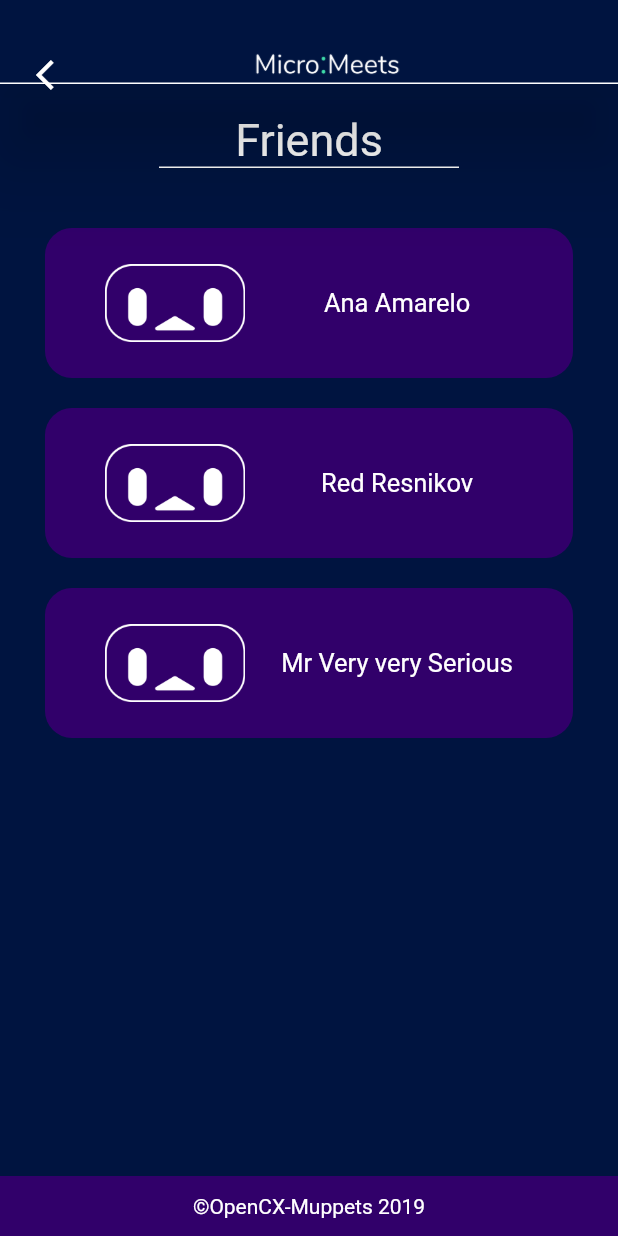
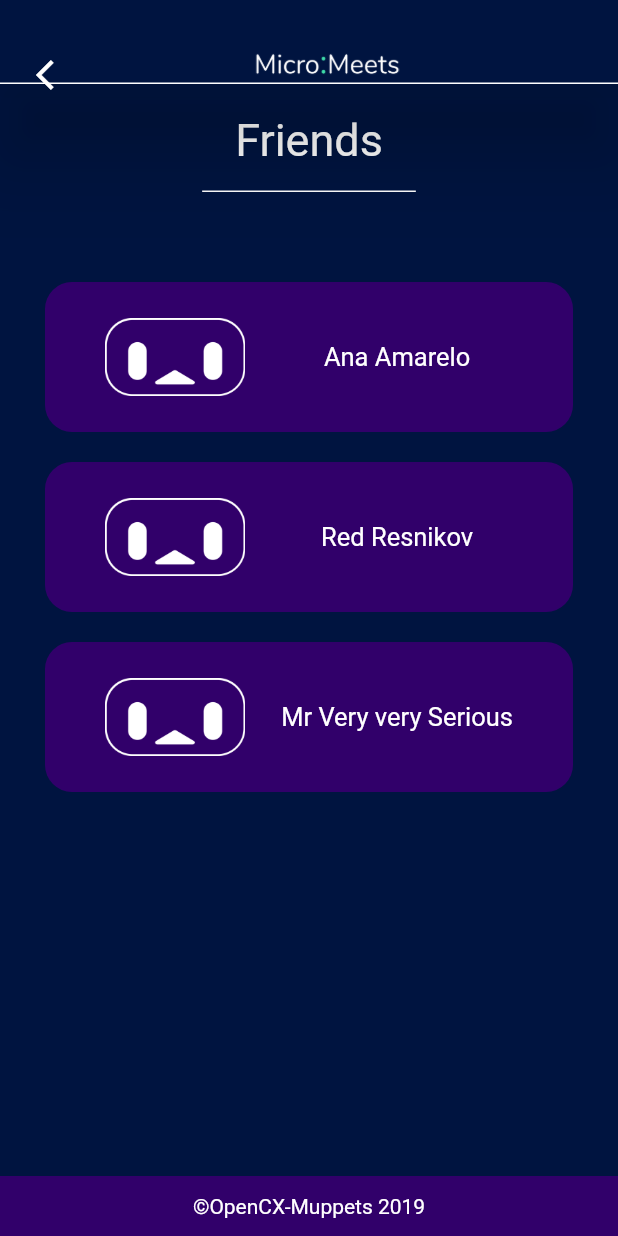
Before and after one commit to softeng-feup/open-cx-muppets, a Flutter app: the FriendsPage screen opened directly, on a phone screen of 412 x 824 dp. Run offline on Flutter 3.47's test engine with Material 2 defaults, Android fonts, the phone set to English and light mode, and no system bars; our stand-ins replace shared_preferences, sqflite; accounts and stored records are empty.

Commit message:
modified animations and refactores some widgets and partially finished get started pages

```diff
--- a/app/lib/Animations/FadeIn.dart
+++ b/app/lib/Animations/FadeIn.dart
@@ -21,6 +21,11 @@ class _FadeInState extends State<FadeIn> with SingleTickerProviderStateMixin {
       vsync: this,
       duration: Duration(seconds: widget.duration),
     );
+    _controller.addStatusListener((status) {
+      if(status == AnimationStatus.completed) {
+        _controller.reverse();
+      }
+    });
     _animation = Tween(
       begin: 0.0,
       end: 1.0,
--- a/app/lib/MicroMeets.dart
+++ b/app/lib/MicroMeets.dart
@@ -25,8 +25,8 @@ class _MicroMeetsState extends State<MicroMeets> {
     super.initState();
 
     final Future<bool> preferencesFuture = Future.delayed(
-      Duration(seconds: 3),
-      () => _loadPreferences(),
+      Duration(microseconds: 5500000),
+          () => _loadPreferences(),
     );
 
     preferencesFuture.then((showTut) {
--- a/app/lib/Pages/ConnectPage.dart
+++ b/app/lib/Pages/ConnectPage.dart
@@ -4,7 +4,7 @@ import 'package:app/Database/Database.dart';
 import 'package:app/Database/User.dart';
 import 'package:app/Theme.dart';
 import 'package:app/Widgets/Footer.dart';
-import 'package:app/Widgets/Logo.dart';
+import 'package:app/Widgets/Logos.dart';
 import 'package:flutter/material.dart';
 
 class ConnectPage extends StatefulWidget {
@@ -38,7 +38,7 @@ class _ConnectPageState extends State<ConnectPage> {
 
   Widget _buildRow(User user) {
     return ExpansionTile(
-      leading: CircleAvatar(child: Image.asset('assets/images/IconWhite.png'),
+      leading: CircleAvatar(child: WhiteIconLogo(),
       radius: 25.0,),
       title: Text(user.name),
       children: <Widget>[
--- a/app/lib/Pages/FriendsPage.dart
+++ b/app/lib/Pages/FriendsPage.dart
@@ -3,6 +3,7 @@ import 'package:app/Pages/FriendProfilePage.dart';
 import 'package:app/Pages/Homepage.dart';
 import 'package:app/Theme.dart';
 import 'package:app/Widgets/Footer.dart';
+import 'package:app/Widgets/Logos.dart';
 import 'package:app/Widgets/PageHeader.dart';
 import 'package:app/Widgets/PageTitle.dart';
 import 'package:flutter/material.dart';
@@ -96,10 +97,7 @@ class _FriendsPageState extends State<FriendsPage> {
       decoration: new BoxDecoration(
         borderRadius: new BorderRadius.circular(18.0),
       ),
-      child: Center(
-        child: Image.asset('assets/images/IconWhite.png',
-        ),
-      ),
+      child: WhiteIconLogo()
     );
   }
 }
--- a/app/lib/Pages/LoginPage.dart
+++ b/app/lib/Pages/LoginPage.dart
@@ -1,6 +1,6 @@
 import 'package:app/Widgets/FieldBox.dart';
 import 'package:app/Widgets/Footer.dart';
-import 'package:app/Widgets/Logo.dart';
+import 'package:app/Widgets/Logos.dart';
 import 'package:flutter/cupertino.dart';
 import 'package:flutter/material.dart';
 import '../Animations/FadeRoute.dart';
@@ -70,9 +70,7 @@ class LoginPage extends StatelessWidget {
   Widget getIcon() {
     return Container(
       width: 250,
-      child: Image.asset(
-        'assets/images/IconOriginal.png',
-      ),
+      child: IconLogo()
     );
   }
 }
--- a/app/lib/Widgets/FriendTitle.dart
+++ b/app/lib/Widgets/FriendTitle.dart
@@ -10,7 +10,7 @@ class FriendTitle extends StatelessWidget {
   Widget build(BuildContext context) {
     return Container(
       width: 200,
-      padding: EdgeInsets.only(top: 20),
+      padding: EdgeInsets.only(top: 30),
       child: Text(
         name,
         style: TextStyle(fontSize: 30, color: color),
--- a/app/lib/Widgets/Logo.dart
+++ /dev/null
@@ -1,42 +0,0 @@
-import 'package:flutter/material.dart';
-
-class Logo extends StatelessWidget {
-  static final Image _image = Image.asset('assets/images/NameLogoWhite.png');
-  final double width;
-  final EdgeInsetsGeometry padding;
-
-  Logo({
-    @required this.width,
-    this.padding = const EdgeInsets.all(0.0)
-  });
-
-  @override
-  Widget build(BuildContext context) {
-    return Container(
-      padding: padding,
-      width: width,
-      child: _image,
-    );
-  }
-}
-
-
-class BlackLogo extends StatelessWidget {
-  static final Image _image = Image.asset('assets/images/NameLogo.png');
-  final double width;
-  final EdgeInsetsGeometry padding;
-
-  BlackLogo({
-    @required this.width,
-    this.padding = const EdgeInsets.all(0.0)
-  });
-
-  @override
-  Widget build(BuildContext context) {
-    return Container(
-      padding: padding,
-      width: width,
-      child: _image,
-    );
-  }
-}
--- /dev/null
+++ b/app/lib/Widgets/Logos.dart
@@ -0,0 +1,82 @@
+import 'package:flutter/material.dart';
+
+class Logo extends StatelessWidget {
+  static final Image _image = Image.asset('assets/images/NameLogoWhite.png');
+  final double width;
+  final EdgeInsetsGeometry padding;
+
+  Logo({
+    this.width,
+    this.padding = const EdgeInsets.all(0.0)
+  });
+
+  @override
+  Widget build(BuildContext context) {
+    return Container(
+      padding: padding,
+      width: width,
+      child: _image,
+    );
+  }
+}
+
+
+class BlackLogo extends StatelessWidget {
+  static final Image _image = Image.asset('assets/images/NameLogo.png');
+  final double width;
+  final EdgeInsetsGeometry padding;
+
+  BlackLogo({
+    this.width,
+    this.padding = const EdgeInsets.all(0.0)
+  });
+
+  @override
+  Widget build(BuildContext context) {
+    return Container(
+      padding: padding,
+      width: width,
+      child: _image,
+    );
+  }
+}
+
+class IconLogo extends StatelessWidget {
+  static final Image _image = Image.asset('assets/images/IconOriginal.png');
+  final double width;
+  final EdgeInsetsGeometry padding;
+
+  IconLogo({
+    this.width,
+    this.padding = const EdgeInsets.all(0.0)
+  });
+
+  @override
+  Widget build(BuildContext context) {
+    return Container(
+      padding: padding,
+      width: width,
+      child: _image,
+    );
+  }
+}
+
+class WhiteIconLogo extends StatelessWidget {
+  static final Image _image = Image.asset('assets/images/IconWhite.png');
+  final double width;
+  final EdgeInsetsGeometry padding;
+
+  WhiteIconLogo({
+    this.width,
+    this.padding = const EdgeInsets.all(0.0)
+  });
+
+  @override
+  Widget build(BuildContext context) {
+    return Container(
+      padding: padding,
+      width: width,
+      child: _image,
+    );
+  }
+}
--- a/app/lib/Widgets/PageHeader.dart
+++ b/app/lib/Widgets/PageHeader.dart
@@ -1,5 +1,5 @@
 import 'package:app/Theme.dart';
-import 'package:app/Widgets/Logo.dart';
+import 'package:app/Widgets/Logos.dart';
 import 'package:flutter/material.dart';
 
 class PageHeader extends StatelessWidget implements PreferredSizeWidget {
--- a/app/lib/Widgets/PageTitle.dart
+++ b/app/lib/Widgets/PageTitle.dart
@@ -2,18 +2,24 @@ import 'package:flutter/material.dart';
 
 class PageTitle extends StatelessWidget {
   final String title;
+  final Color color;
+  final double fontSize;
 
-  PageTitle({@required this.title});
+  PageTitle({
+    @required this.title,
+    this.color = Colors.white,
+    this.fontSize = 30
+  });
 
   @override
   Widget build(BuildContext context) {
     return Container(
-      width: 200,
-      padding: EdgeInsets.only(top: 20),
+      margin: EdgeInsets.only(top: 20, bottom: 20),
+        padding: EdgeInsets.only(bottom: 16, right: 22, left: 22),
       decoration: BoxDecoration(
         border: Border(
           bottom: BorderSide(
-            color: Colors.white,
+            color: color,
             width: 1.0,
             style: BorderStyle.solid,
           ),
@@ -21,7 +27,7 @@ class PageTitle extends StatelessWidget {
       ),
       child: Text(
         title,
-        style: TextStyle(fontSize: 30, color: Colors.white),
+        style: TextStyle(fontSize: fontSize, color: color),
         textAlign: TextAlign.center,
       ),
     );
```
Also changed, not shown: app/lib/Pages/FriendProfilePage.dart (+5 -21 lines), app/lib/Pages/GetStartedPages.dart (+66 -143 lines), app/lib/Pages/Homepage.dart (+9 -8 lines), app/lib/Pages/LogoPage.dart (+3 -7 lines), app/lib/Pages/Profile.dart (renamed from app/lib/Pages/ProfilePage.dart, +2 -10 lines), app/lib/Widgets/Tutorials.dart (added, +124 -0 lines), app/assets/images/IconOriginal.png, app/assets/images/IconWhite.png.
